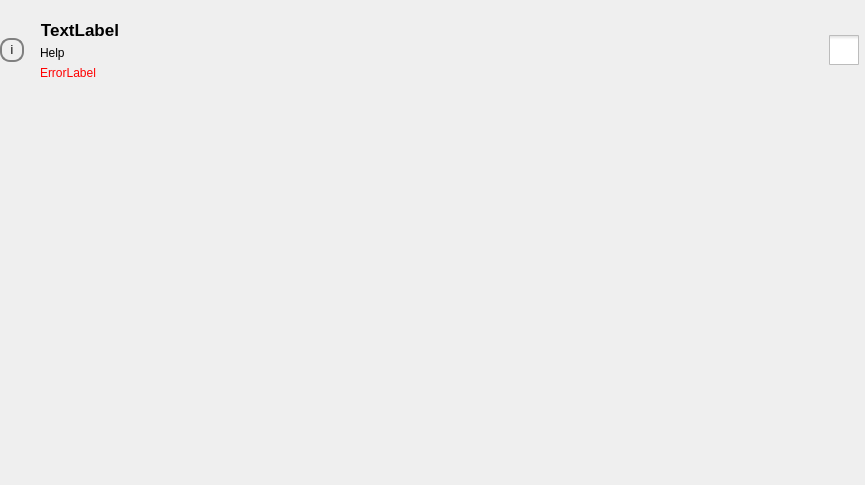
First picture: the form in lfb_regeneration_wildlife_impact/gui/form/boolean.ui, repository b-lack/qgis-fim-plugin, before the edit.
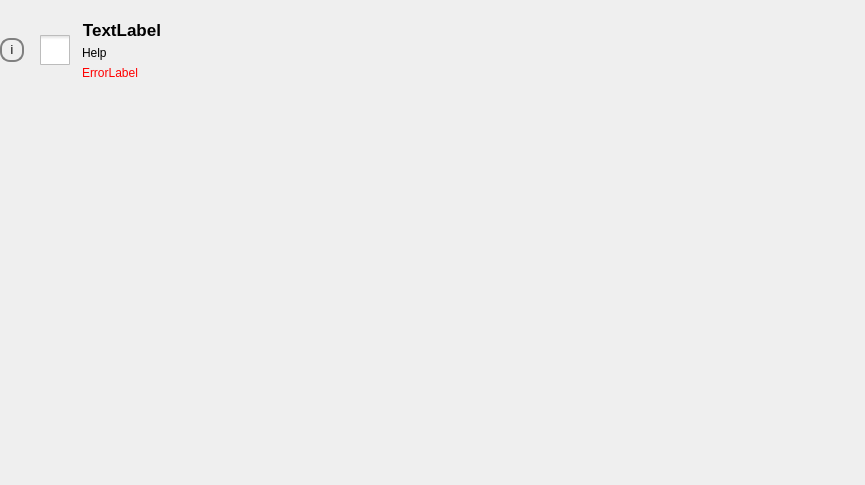
Second picture: the form after the edit.

The edit to the form file:
```diff
--- a/lfb_regeneration_wildlife_impact/gui/form/boolean.ui
+++ b/lfb_regeneration_wildlife_impact/gui/form/boolean.ui
@@ -56,6 +56,36 @@
        </property>
       </widget>
      </item>
+     <item>
+      <widget class="QCheckBox" name="lfbCheckBox">
+       <property name="sizePolicy">
+        <sizepolicy hsizetype="Fixed" vsizetype="Fixed">
+         <horstretch>0</horstretch>
+         <verstretch>0</verstretch>
+        </sizepolicy>
+       </property>
+       <property name="font">
+        <font>
+         <pointsize>20</pointsize>
+        </font>
+       </property>
+       <property name="styleSheet">
+        <string notr="true">QCheckBox::indicator {
+     width: 30px;
+     height: 30px;
+ }</string>
+       </property>
+       <property name="text">
+        <string/>
+       </property>
+       <property name="iconSize">
+        <size>
+         <width>25</width>
+         <height>25</height>
+        </size>
+       </property>
+      </widget>
+     </item>
      <item>
       <layout class="QVBoxLayout" name="verticalLayout">
        <item>
@@ -104,36 +134,6 @@
        </item>
       </layout>
      </item>
-     <item>
-      <widget class="QCheckBox" name="lfbCheckBox">
-       <property name="sizePolicy">
-        <sizepolicy hsizetype="Fixed" vsizetype="Fixed">
-         <horstretch>0</horstretch>
-         <verstretch>0</verstretch>
-        </sizepolicy>
-       </property>
-       <property name="font">
-        <font>
-         <pointsize>20</pointsize>
-        </font>
-       </property>
-       <property name="styleSheet">
-        <string notr="true">QCheckBox::indicator {
-     width: 30px;
-     height: 30px;
- }</string>
-       </property>
-       <property name="text">
-        <string/>
-       </property>
-       <property name="iconSize">
-        <size>
-         <width>25</width>
-         <height>25</height>
-        </size>
-       </property>
-      </widget>
-     </item>
     </layout>
    </item>
   </layout>
```
